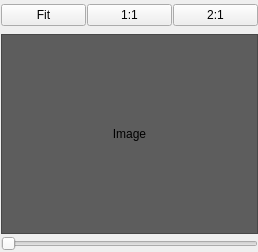
First picture: the form in workflow/ui/navimagewidget.ui, repository cseyve/piaf, before the edit.
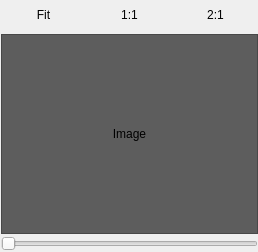
Second picture: the form after the edit. Custom widgets are drawn as their Qt base class.

```diff
--- a/workflow/ui/navimagewidget.ui
+++ b/workflow/ui/navimagewidget.ui
@@ -64,6 +64,9 @@
         <property name="text">
          <string>Fit</string>
         </property>
+        <property name="flat">
+         <bool>true</bool>
+        </property>
        </widget>
       </item>
       <item>
@@ -74,6 +77,9 @@
         <property name="text">
          <string>1:1</string>
         </property>
+        <property name="flat">
+         <bool>true</bool>
+        </property>
        </widget>
       </item>
       <item>
@@ -84,6 +90,9 @@
         <property name="text">
          <string>2:1</string>
         </property>
+        <property name="flat">
+         <bool>true</bool>
+        </property>
        </widget>
       </item>
      </layout>
```
